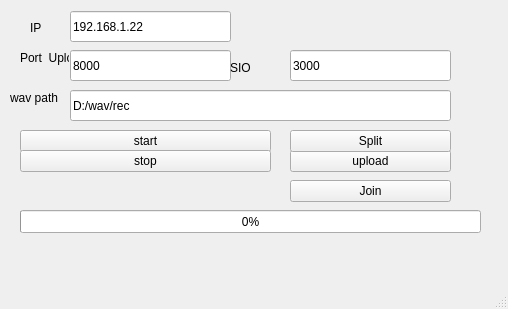
Above: mainwindow.ui from exanoelect/recapp before the change. Below: the same form after it.
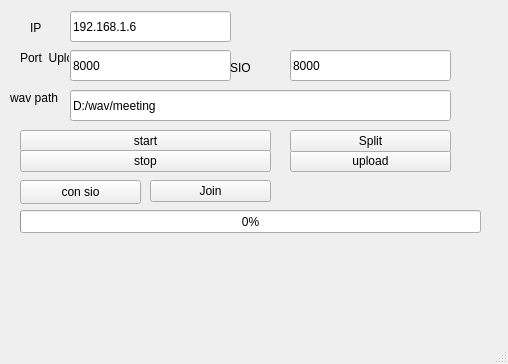
That is the form after the change.

Diff of the .ui file:
```diff
--- a/mainwindow.ui
+++ b/mainwindow.ui
@@ -7,7 +7,7 @@
     <x>0</x>
     <y>0</y>
     <width>508</width>
-    <height>309</height>
+    <height>364</height>
    </rect>
   </property>
   <property name="windowTitle">
@@ -69,9 +69,9 @@
    <widget class="QPushButton" name="btnPost">
     <property name="geometry">
      <rect>
-      <x>290</x>
+      <x>150</x>
       <y>180</y>
-      <width>161</width>
+      <width>121</width>
       <height>22</height>
      </rect>
     </property>
@@ -128,7 +128,7 @@
      </rect>
     </property>
     <property name="text">
-     <string>192.168.1.22</string>
+     <string>192.168.1.6</string>
     </property>
    </widget>
    <widget class="QLineEdit" name="lePort">
@@ -167,7 +167,7 @@
      </rect>
     </property>
     <property name="text">
-     <string>D:/wav/rec</string>
+     <string>D:/wav/meeting</string>
     </property>
    </widget>
    <widget class="QLineEdit" name="lePortSIO">
@@ -180,7 +180,7 @@
      </rect>
     </property>
     <property name="text">
-     <string>3000</string>
+     <string>8000</string>
     </property>
    </widget>
    <widget class="QLabel" name="label_4">
@@ -196,6 +196,22 @@
      <string>SIO</string>
     </property>
    </widget>
+   <widget class="QPushButton" name="btntest">
+    <property name="enabled">
+     <bool>true</bool>
+    </property>
+    <property name="geometry">
+     <rect>
+      <x>20</x>
+      <y>180</y>
+      <width>121</width>
+      <height>24</height>
+     </rect>
+    </property>
+    <property name="text">
+     <string>con sio</string>
+    </property>
+   </widget>
   </widget>
   <widget class="QMenuBar" name="menubar">
    <property name="geometry">
```
